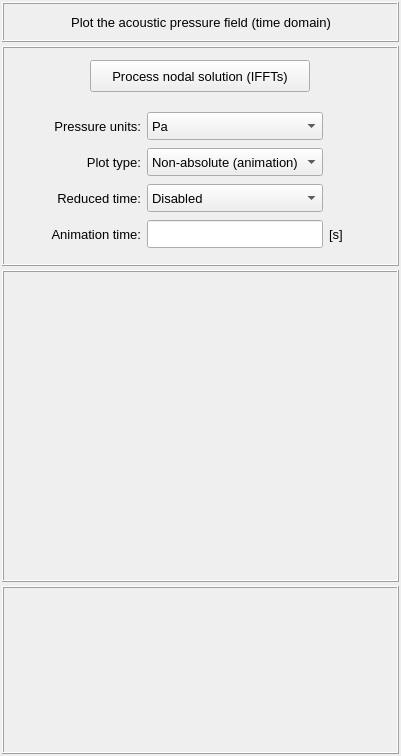
MOPT-UFSC/VIBRA, file vibra/interface/data/ui_files/plots/acoustic/acoustic_nodal_solution_3d_plot_time_inputs.ui: the form before one commit.
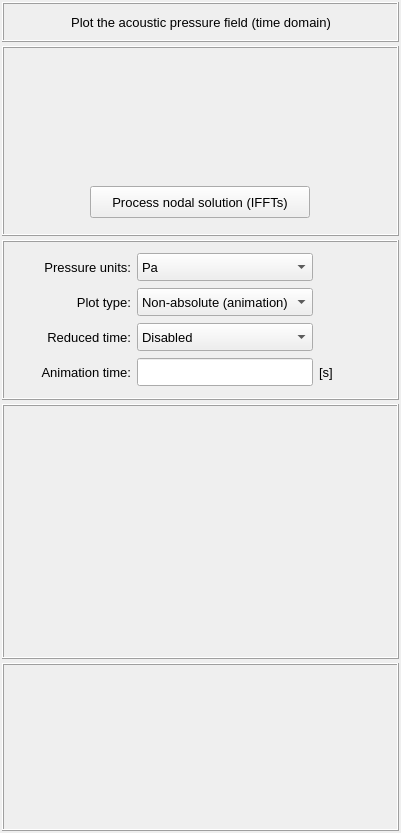
The form after the commit.

Commit message: Modify all time-domain UI-related files to include a placeholder for the IFFTControlsWidget

What changed in the file:
```diff
--- a/vibra/interface/data/ui_files/plots/acoustic/acoustic_nodal_solution_3d_plot_time_inputs.ui
+++ b/vibra/interface/data/ui_files/plots/acoustic/acoustic_nodal_solution_3d_plot_time_inputs.ui
@@ -7,7 +7,7 @@
     <x>0</x>
     <y>0</y>
     <width>401</width>
-    <height>756</height>
+    <height>833</height>
    </rect>
   </property>
   <property name="maximumSize">
@@ -49,7 +49,7 @@
         <x>0</x>
         <y>0</y>
         <width>397</width>
-        <height>752</height>
+        <height>829</height>
        </rect>
       </property>
       <layout class="QGridLayout" name="gridLayout_6">
@@ -71,7 +71,7 @@
        <property name="verticalSpacing">
         <number>4</number>
        </property>
-       <item row="3" column="0">
+       <item row="4" column="0">
         <widget class="QFrame" name="frame_color">
          <property name="minimumSize">
           <size>
@@ -93,18 +93,18 @@
          </property>
         </widget>
        </item>
-       <item row="1" column="0">
+       <item row="2" column="0">
         <widget class="QFrame" name="frame_main">
          <property name="minimumSize">
           <size>
            <width>0</width>
-           <height>220</height>
+           <height>160</height>
           </size>
          </property>
          <property name="maximumSize">
           <size>
            <width>16777215</width>
-           <height>220</height>
+           <height>160</height>
           </size>
          </property>
          <property name="sizeIncrement">
@@ -142,75 +142,6 @@
            <number>4</number>
           </property>
           <item row="0" column="0">
-           <widget class="QFrame" name="frame_5">
-            <property name="minimumSize">
-             <size>
-              <width>0</width>
-              <height>48</height>
-             </size>
-            </property>
-            <property name="maximumSize">
-             <size>
-              <width>16777215</width>
-              <height>48</height>
-             </size>
-            </property>
-            <property name="frameShape">
-             <enum>QFrame::Shape::NoFrame</enum>
-            </property>
-            <property name="frameShadow">
-             <enum>QFrame::Shadow::Raised</enum>
-            </property>
-            <layout class="QGridLayout" name="gridLayout_48">
-             <property name="leftMargin">
-              <number>2</number>
-             </property>
-             <property name="topMargin">
-              <number>2</number>
-             </property>
-             <property name="rightMargin">
-              <number>2</number>
-             </property>
-             <property name="bottomMargin">
-              <number>2</number>
-             </property>
-             <property name="spacing">
-              <number>2</number>
-             </property>
-             <item row="0" column="0">
-              <widget class="QPushButton" name="pushButton_process_nodal_solution_iffts">
-               <property name="minimumSize">
-                <size>
-                 <width>200</width>
-                 <height>32</height>
-                </size>
-               </property>
-               <property name="maximumSize">
-                <size>
-                 <width>220</width>
-                 <height>32</height>
-                </size>
-               </property>
-               <property name="font">
-                <font>
-                 <pointsize>10</pointsize>
-                </font>
-               </property>
-               <property name="styleSheet">
-                <string notr="true"/>
-               </property>
-               <property name="text">
-                <string>Process nodal solution (IFFTs)</string>
-               </property>
-               <property name="flat">
-                <bool>false</bool>
-               </property>
-              </widget>
-             </item>
-            </layout>
-           </widget>
-          </item>
-          <item row="1" column="0">
            <widget class="QFrame" name="frame_plot_controls">
             <property name="minimumSize">
              <size>
@@ -284,13 +215,13 @@
               <widget class="QLabel" name="label_animation_time">
                <property name="minimumSize">
                 <size>
-                 <width>110</width>
+                 <width>0</width>
                  <height>28</height>
                 </size>
                </property>
                <property name="maximumSize">
                 <size>
-                 <width>110</width>
+                 <width>130</width>
                  <height>28</height>
                 </size>
                </property>
@@ -307,17 +238,144 @@
                </property>
               </widget>
              </item>
+             <item row="0" column="3">
+              <widget class="QComboBox" name="comboBox_pressure_units">
+               <property name="minimumSize">
+                <size>
+                 <width>176</width>
+                 <height>28</height>
+                </size>
+               </property>
+               <property name="maximumSize">
+                <size>
+                 <width>200</width>
+                 <height>28</height>
+                </size>
+               </property>
+               <property name="font">
+                <font>
+                 <pointsize>10</pointsize>
+                </font>
+               </property>
+               <property name="styleSheet">
+                <string notr="true"/>
+               </property>
+               <property name="currentIndex">
+                <number>0</number>
+               </property>
+               <item>
+                <property name="text">
+                 <string>Pa</string>
+                </property>
+               </item>
+               <item>
+                <property name="text">
+                 <string>kPa</string>
+                </property>
+               </item>
+               <item>
+                <property name="text">
+                 <string>MPa</string>
+                </property>
+               </item>
+               <item>
+                <property name="text">
+                 <string>atm</string>
+                </property>
+               </item>
+               <item>
+                <property name="text">
+                 <string>bar</string>
+                </property>
+               </item>
+               <item>
+                <property name="text">
+                 <string>kgf/cm²</string>
+                </property>
+               </item>
+               <item>
+                <property name="text">
+                 <string>ksi</string>
+                </property>
+               </item>
+               <item>
+                <property name="text">
+                 <string>psi</string>
+                </property>
+               </item>
+               <item>
+                <property name="text">
+                 <string>N/m²</string>
+                </property>
+               </item>
+              </widget>
+             </item>
+             <item row="0" column="1">
+              <widget class="QLabel" name="label_linear_2">
+               <property name="minimumSize">
+                <size>
+                 <width>0</width>
+                 <height>28</height>
+                </size>
+               </property>
+               <property name="maximumSize">
+                <size>
+                 <width>130</width>
+                 <height>28</height>
+                </size>
+               </property>
+               <property name="font">
+                <font>
+                 <pointsize>10</pointsize>
+                 <bold>false</bold>
+                </font>
+               </property>
+               <property name="text">
+                <string>Pressure units:</string>
+               </property>
+               <property name="alignment">
+                <set>Qt::AlignmentFlag::AlignRight|Qt::AlignmentFlag::AlignTrailing|Qt::AlignmentFlag::AlignVCenter</set>
+               </property>
+              </widget>
+             </item>
+             <item row="1" column="1">
+              <widget class="QLabel" name="label_color_scalling">
+               <property name="minimumSize">
+                <size>
+                 <width>0</width>
+                 <height>28</height>
+                </size>
+               </property>
+               <property name="maximumSize">
+                <size>
+                 <width>130</width>
+                 <height>28</height>
+                </size>
+               </property>
+               <property name="font">
+                <font>
+                 <pointsize>10</pointsize>
+                </font>
+               </property>
+               <property name="text">
+                <string>Plot type:</string>
+               </property>
+               <property name="alignment">
+                <set>Qt::AlignmentFlag::AlignRight|Qt::AlignmentFlag::AlignTrailing|Qt::AlignmentFlag::AlignVCenter</set>
+               </property>
+              </widget>
+             </item>
              <item row="2" column="1">
               <widget class="QLabel" name="label_reduced_time">
                <property name="minimumSize">
                 <size>
-                 <width>110</width>
+                 <width>0</width>
                  <height>28</height>
                 </size>
                </property>
                <property name="maximumSize">
                 <size>
-                 <width>110</width>
+                 <width>130</width>
                  <height>28</height>
                 </size>
                </property>
@@ -405,13 +463,13 @@
               <widget class="QLineEdit" name="lineEdit_animation_time">
                <property name="minimumSize">
                 <size>
-                 <width>0</width>
+                 <width>176</width>
                  <height>28</height>
                 </size>
                </property>
                <property name="maximumSize">
                 <size>
-                 <width>16777215</width>
+                 <width>200</width>
                  <height>28</height>
                 </size>
                </property>
@@ -422,33 +480,6 @@
                </property>
               </widget>
              </item>
-             <item row="1" column="1">
-              <widget class="QLabel" name="label_color_scalling">
-               <property name="minimumSize">
-                <size>
-                 <width>110</width>
-                 <height>28</height>
-                </size>
-               </property>
-               <property name="maximumSize">
-                <size>
-                 <width>110</width>
-                 <height>28</height>
-                </size>
-               </property>
-               <property name="font">
-                <font>
-                 <pointsize>10</pointsize>
-                </font>
-               </property>
-               <property name="text">
-                <string>Plot type:</string>
-               </property>
-               <property name="alignment">
-                <set>Qt::AlignmentFlag::AlignRight|Qt::AlignmentFlag::AlignTrailing|Qt::AlignmentFlag::AlignVCenter</set>
-               </property>
-              </widget>
-             </item>
              <item row="3" column="5">
               <spacer name="horizontalSpacer">
                <property name="orientation">
@@ -462,106 +493,6 @@
                </property>
               </spacer>
              </item>
-             <item row="0" column="1">
-              <widget class="QLabel" name="label_linear_2">
-               <property name="minimumSize">
-                <size>
-                 <width>0</width>
-                 <height>28</height>
-                </size>
-               </property>
-               <property name="maximumSize">
-                <size>
-                 <width>16777215</width>
-                 <height>28</height>
-                </size>
-               </property>
-               <property name="font">
-                <font>
-                 <pointsize>10</pointsize>
-                 <bold>false</bold>
-                </font>
-               </property>
-               <property name="text">
-                <string>Pressure units:</string>
-               </property>
-               <property name="alignment">
-                <set>Qt::AlignmentFlag::AlignRight|Qt::AlignmentFlag::AlignTrailing|Qt::AlignmentFlag::AlignVCenter</set>
-               </property>
-              </widget>
-             </item>
-             <item row="0" column="3">
-              <widget class="QComboBox" name="comboBox_pressure_units">
-               <property name="minimumSize">
-                <size>
-                 <width>160</width>
-                 <height>28</height>
-                </size>
-               </property>
-               <property name="maximumSize">
-                <size>
-                 <width>180</width>
-                 <height>28</height>
-                </size>
-               </property>
-               <property name="font">
-                <font>
-                 <pointsize>10</pointsize>
-                </font>
-               </property>
-               <property name="styleSheet">
-                <string notr="true"/>
-               </property>
-               <property name="currentIndex">
-                <number>0</number>
-               </property>
-               <item>
-                <property name="text">
-                 <string>Pa</string>
-                </property>
-               </item>
-               <item>
-                <property name="text">
-                 <string>kPa</string>
-                </property>
-               </item>
-               <item>
-                <property name="text">
-                 <string>MPa</string>
-                </property>
-               </item>
-               <item>
-                <property name="text">
-                 <string>atm</string>
-                </property>
-               </item>
-               <item>
-                <property name="text">
-                 <string>bar</string>
-                </property>
-               </item>
-               <item>
-                <property name="text">
-                 <string>kgf/cm²</string>
-                </property>
-               </item>
-               <item>
-                <property name="text">
-                 <string>ksi</string>
-                </property>
-               </item>
-               <item>
-                <property name="text">
-                 <string>psi</string>
-                </property>
-               </item>
-               <item>
-                <property name="text">
-                 <string>N/m²</string>
-                </property>
-               </item>
-              </widget>
-             </item>
             </layout>
            </widget>
           </item>
@@ -646,7 +577,7 @@
          </layout>
         </widget>
        </item>
-       <item row="2" column="0">
+       <item row="3" column="0">
         <widget class="QFrame" name="frame_animation">
          <property name="minimumSize">
           <size>
@@ -662,6 +593,148 @@
          </property>
         </widget>
        </item>
+       <item row="1" column="0">
+        <widget class="QFrame" name="frame_signal_processing">
+         <property name="minimumSize">
+          <size>
+           <width>0</width>
+           <height>190</height>
+          </size>
+         </property>
+         <property name="maximumSize">
+          <size>
+           <width>16777215</width>
+           <height>190</height>
+          </size>
+         </property>
+         <property name="sizeIncrement">
+          <size>
+           <width>0</width>
+           <height>0</height>
+          </size>
+         </property>
+         <property name="baseSize">
+          <size>
+           <width>0</width>
+           <height>0</height>
+          </size>
+         </property>
+         <property name="frameShape">
+          <enum>QFrame::Shape::Box</enum>
+         </property>
+         <property name="frameShadow">
+          <enum>QFrame::Shadow::Raised</enum>
+         </property>
+         <layout class="QGridLayout" name="gridLayout_8">
+          <property name="leftMargin">
+           <number>4</number>
+          </property>
+          <property name="topMargin">
+           <number>4</number>
+          </property>
+          <property name="rightMargin">
+           <number>4</number>
+          </property>
+          <property name="bottomMargin">
+           <number>4</number>
+          </property>
+          <property name="spacing">
+           <number>4</number>
+          </property>
+          <item row="1" column="0">
+           <widget class="QFrame" name="frame_4">
+            <property name="minimumSize">
+             <size>
+              <width>0</width>
+              <height>52</height>
+             </size>
+            </property>
+            <property name="maximumSize">
+             <size>
+              <width>16777215</width>
+              <height>52</height>
+             </size>
+            </property>
+            <property name="frameShape">
+             <enum>QFrame::Shape::NoFrame</enum>
+            </property>
+            <property name="frameShadow">
+             <enum>QFrame::Shadow::Raised</enum>
+            </property>
+            <layout class="QGridLayout" name="gridLayout_48">
+             <property name="leftMargin">
+              <number>2</number>
+             </property>
+             <property name="topMargin">
+              <number>2</number>
+             </property>
+             <property name="rightMargin">
+              <number>2</number>
+             </property>
+             <property name="bottomMargin">
+              <number>2</number>
+             </property>
+             <property name="spacing">
+              <number>2</number>
+             </property>
+             <item row="0" column="0">
+              <widget class="QPushButton" name="pushButton_process_nodal_solution_iffts">
+               <property name="minimumSize">
+                <size>
+                 <width>200</width>
+                 <height>32</height>
+                </size>
+               </property>
+               <property name="maximumSize">
+                <size>
+                 <width>220</width>
+                 <height>32</height>
+                </size>
+               </property>
+               <property name="font">
+                <font>
+                 <pointsize>10</pointsize>
+                </font>
+               </property>
+               <property name="styleSheet">
+                <string notr="true"/>
+               </property>
+               <property name="text">
+                <string>Process nodal solution (IFFTs)</string>
+               </property>
+               <property name="flat">
+                <bool>false</bool>
+               </property>
+              </widget>
+             </item>
+            </layout>
+           </widget>
+          </item>
+          <item row="0" column="0">
+           <widget class="QFrame" name="frame_ifft_controls">
+            <property name="minimumSize">
+             <size>
+              <width>0</width>
+              <height>120</height>
+             </size>
+            </property>
+            <property name="maximumSize">
+             <size>
+              <width>16777215</width>
+              <height>120</height>
+             </size>
+            </property>
+            <property name="frameShape">
+             <enum>QFrame::Shape::NoFrame</enum>
+            </property>
+            <property name="frameShadow">
+             <enum>QFrame::Shadow::Raised</enum>
+            </property>
+           </widget>
+          </item>
+         </layout>
+        </widget>
+       </item>
       </layout>
      </widget>
     </widget>
```
Left out of the diff: 74 changed lines with no effect on the pictures. The commit also changes 20 other files.
